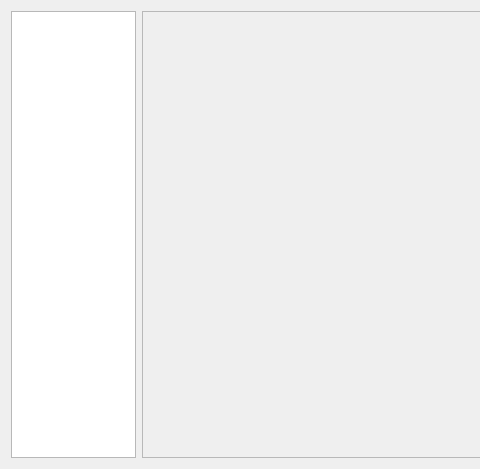
Old version of the form client/src/widgets/ConfigWidget.ui in the repository introlab/openteraplus; both pictures show x 0 to 480 and y 0 to 469 of the 733 by 469 pixel window.
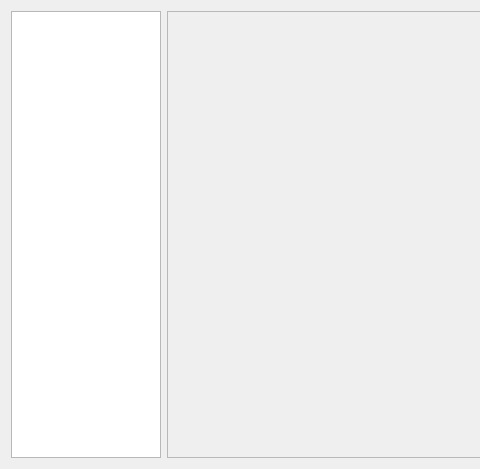
New version of the form. Icons and pictures are not drawn.

Diff of the .ui file:
```diff
--- a/client/src/widgets/ConfigWidget.ui
+++ b/client/src/widgets/ConfigWidget.ui
@@ -126,7 +126,7 @@
        </property>
        <property name="maximumSize">
         <size>
-         <width>125</width>
+         <width>150</width>
          <height>16777215</height>
         </size>
        </property>
@@ -148,6 +148,9 @@
          <height>48</height>
         </size>
        </property>
+       <property name="textElideMode">
+        <enum>Qt::ElideRight</enum>
+       </property>
        <property name="movement">
         <enum>QListView::Static</enum>
        </property>
@@ -193,8 +196,8 @@
          <rect>
           <x>0</x>
           <y>0</y>
-          <width>575</width>
-          <height>443</height>
+          <width>555</width>
+          <height>447</height>
          </rect>
         </property>
         <layout class="QVBoxLayout" name="verticalLayout_2">
```
